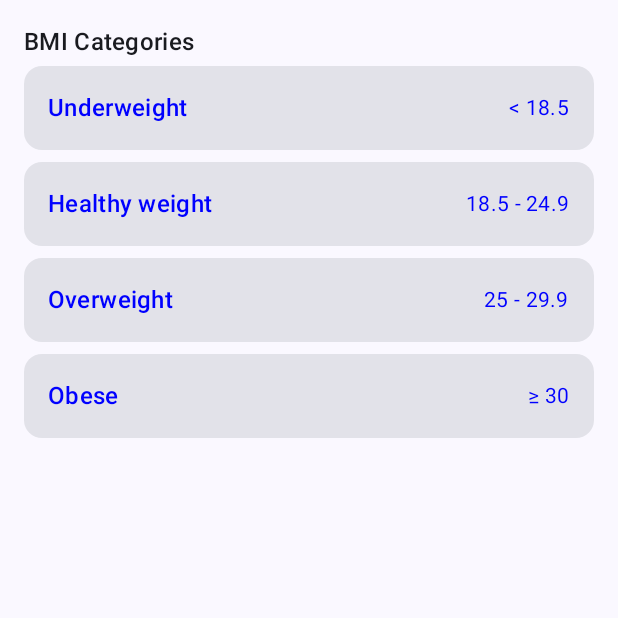
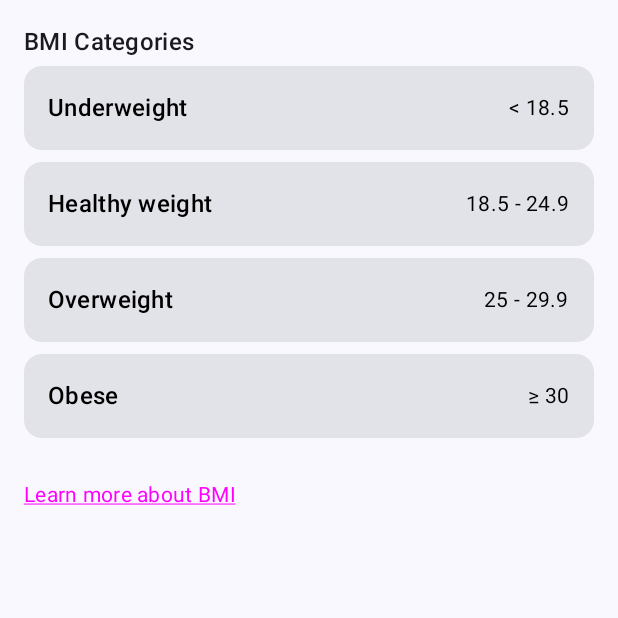
Before and after one commit to annedawson/BMI, an Android app built with Jetpack Compose: the composable BmiCategories shown on its own in the app's theme, on a phone screen of 412 x 824 dp, the top half of it. Run offline under Robolectric (Android 15) with nearby library versions, the phone set to English and light mode, and no system bars.

Commit message:
Commit 21/9/2024 Displays a more info link after the BMI Categories when the moreDetails switch is enabled. 21/9/2024, 15:21 PT

```diff
--- a/app/src/main/java/net/annedawson/bmi/MainActivity.kt
+++ b/app/src/main/java/net/annedawson/bmi/MainActivity.kt
@@ -67,6 +67,10 @@ import androidx.compose.foundation.shape.RoundedCornerShape
 import androidx.compose.material3.Card
 import androidx.compose.ui.draw.clip
 import androidx.compose.ui.layout.ContentScale
+import androidx.compose.ui.platform.LocalUriHandler
+import androidx.compose.ui.text.style.TextDecoration
+import androidx.compose.foundation.clickable
+
 
 // the above from Woof app to make images round
 
@@ -425,6 +429,7 @@ fun BmiTopAppBar(modifier: Modifier = Modifier) {
 
 @Composable
 fun BmiCategories() {
+    val uriHandler = LocalUriHandler.current
     Column(modifier = Modifier.padding(16.dp)) {
         Text(text = "BMI Categories", style = MaterialTheme.typography.titleMedium)
         if (isSystemInDarkTheme()) {
@@ -434,12 +439,22 @@ fun BmiCategories() {
             BmiCategoryItem(category = "Obese", range = "≥ 30", color = Color.White)
         }
         else {
-            BmiCategoryItem(category = "Underweight", range = "< 18.5", color = Color.Blue)
-            BmiCategoryItem(category = "Healthy weight", range = "18.5 - 24.9", color = Color.Blue)
-            BmiCategoryItem(category = "Overweight", range = "25 - 29.9", color = Color.Blue)
-            BmiCategoryItem(category = "Obese", range = "≥ 30", color = Color.Blue)
+            BmiCategoryItem(category = "Underweight", range = "< 18.5", color = Color.Black)
+            BmiCategoryItem(category = "Healthy weight", range = "18.5 - 24.9", color = Color.Black)
+            BmiCategoryItem(category = "Overweight", range = "25 - 29.9", color = Color.Black)
+            BmiCategoryItem(category = "Obese", range = "≥ 30", color = Color.Black)
         }
+        Spacer(modifier = Modifier.height(24.dp))
+        Text(
+            text = "Learn more about BMI",
+            modifier = Modifier.clickable {
+                uriHandler.openUri("https://www.cdc.gov/bmi/adult-calculator/bmi-categories.html")
+            },
+            color = Color.Magenta,
+            style = MaterialTheme.typography.bodyMedium.copy(textDecoration = TextDecoration.Underline)
+        )
     }
+
 }
 
 @Composable
```
